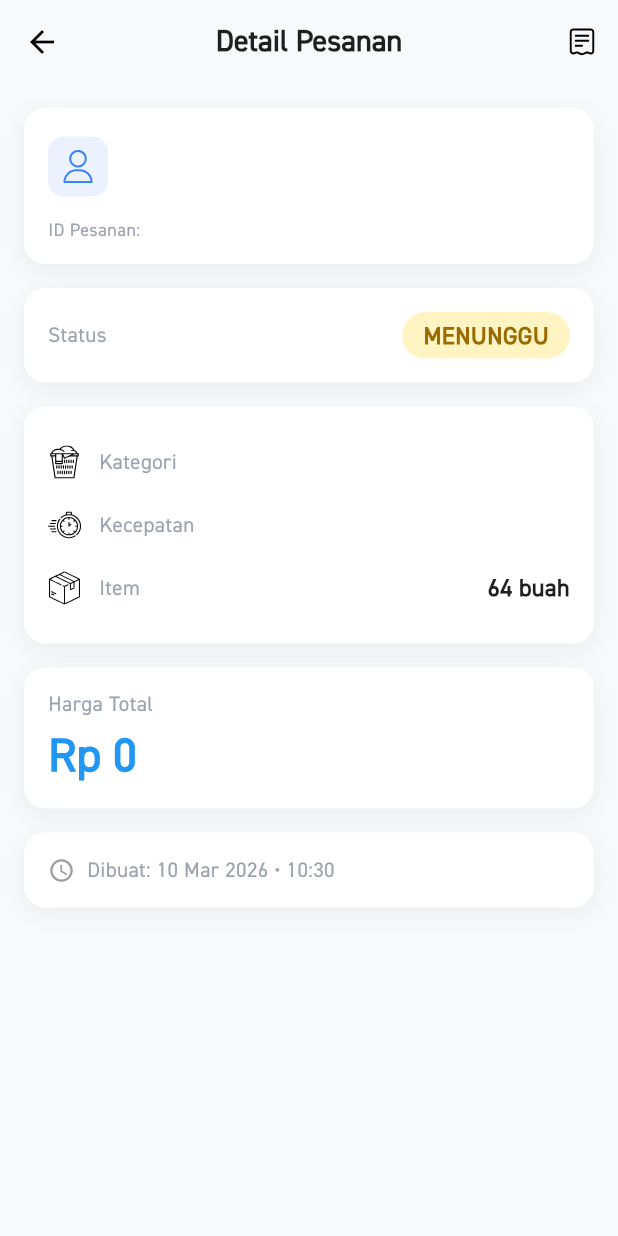
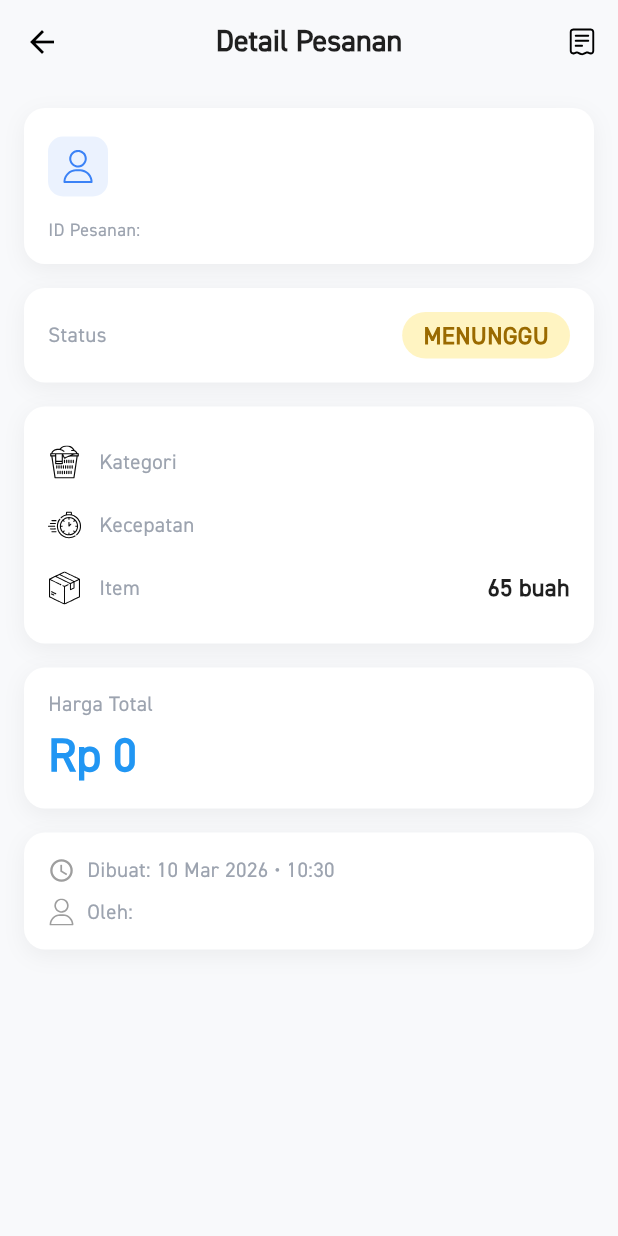
Before and after one commit to DoniiAdityaa/laundriin, a Flutter app: the OrderDetailScreen screen opened directly with empty values, on a phone screen of 412 x 824 dp. Run offline on Flutter 3.47's test engine with Material 3 defaults, Android fonts, the phone set to English and light mode, and no system bars; our stand-ins replace cached_network_image, cloud_firestore, device_info_plus, dio, firebase_auth, firebase_core and 11 more; missing offline and left inert: awesome_dio_interceptor, flutter_downloader, print_bluetooth_thermal; accounts and stored records are empty; generated files the repository leaves out were written again.

Commit message:
the end fitur add team clear all, fixed

```diff
--- a/lib/config/shop_config.dart
+++ b/lib/config/shop_config.dart
@@ -63,6 +63,9 @@
 }
 
 class ShopSettings {
+  /// ID pemilik toko (admin UID) - digunakan untuk query Firestore
+  static String shopOwnerId = '';
+
   /// Nama toko (dari Firestore) - Default: Cendana
   static String shopName = 'Cendana';
 
@@ -78,9 +81,14 @@
   /// Nama kasir (sama dengan owner, dari Firestore)
   static String get currentUserName => ownerName;
 
+  /// Nama user yang sedang login (admin = ownerName, staff = staff username)
+  static String currentUserDisplayName = 'Admin';
+
   /// Load shop settings dari Firestore /shop_information/{userId}
   static Future<void> loadFromFirestore(String userId) async {
     try {
+      shopOwnerId = userId;
+
       final doc = await FirebaseFirestore.instance
           .collection('users')
           .doc(userId)
--- a/lib/features/add_order/add_order_screen.dart
+++ b/lib/features/add_order/add_order_screen.dart
@@ -1,6 +1,5 @@
 import 'dart:async';
 import 'package:flutter/material.dart';
-import 'package:firebase_auth/firebase_auth.dart';
 import 'package:cloud_firestore/cloud_firestore.dart';
 import 'package:flutter_svg/svg.dart';
 import 'package:laundriin/ui/color.dart';
@@ -27,7 +26,7 @@
 
   // Firestore & Auth
   final FirebaseFirestore _firestore = FirebaseFirestore.instance;
-  final String _userId = FirebaseAuth.instance.currentUser?.uid ?? '';
+  String get _userId => ShopSettings.shopOwnerId;
 
   // Customer search state
   List<Map<String, dynamic>> _searchResults = [];
@@ -118,6 +117,7 @@
 
   Future<void> _searchCustomers(String query) async {
     try {
+      print('[SEARCH] Searching in shops/${_userId}/customers for "$query"');
       final snapshot = await _firestore
           .collection('shops')
           .doc(_userId)
@@ -522,6 +522,7 @@
         'notes': _notesC.text.trim().isEmpty ? null : _notesC.text.trim(),
         'status': 'pending',
         'createdAt': FieldValue.serverTimestamp(),
+        'createdByName': ShopSettings.currentUserDisplayName,
       };
 
       // Print order data for verification
--- a/lib/features/add_order/order_detail_screen.dart
+++ b/lib/features/add_order/order_detail_screen.dart
@@ -1,6 +1,5 @@
 import 'package:flutter/material.dart';
 import 'package:flutter_svg/flutter_svg.dart';
-import 'package:firebase_auth/firebase_auth.dart';
 import 'package:cloud_firestore/cloud_firestore.dart';
 import 'package:intl/intl.dart';
 import 'package:image_picker/image_picker.dart';
@@ -34,7 +33,7 @@
   late String _currentStatus;
 
   final FirebaseFirestore _firestore = FirebaseFirestore.instance;
-  final String _userId = FirebaseAuth.instance.currentUser?.uid ?? '';
+  String get _userId => ShopSettings.shopOwnerId;
   final CloudinaryService _cloudinaryService = CloudinaryService();
   bool _isUpdating = false;
 
@@ -550,14 +549,37 @@
 
             // ===== CREATED TIME =====
             _sectionCard(
-              child: Row(
+              child: Column(
                 children: [
-                  const Icon(Icons.access_time, size: 18, color: Colors.grey),
-                  const SizedBox(width: 8),
-                  Text(
-                    'Dibuat: $dateStr',
-                    style: sRegular.copyWith(color: textMuted),
-                  ),
+                  Row(
+                    children: [
+                      const Icon(Icons.access_time,
+                          size: 18, color: Colors.grey),
+                      const SizedBox(width: 8),
+                      Text(
+                        'Dibuat: $dateStr',
+                        style: sRegular.copyWith(color: textMuted),
+                      ),
+                    ],
+                  ),
+                  if (_orderData['createdByName'] != null) ...[
+                    const SizedBox(height: 10),
+                    Row(
+                      children: [
+                        SvgPicture.asset(
+                          'assets/svg/user.svg',
+                          width: 18,
+                          height: 18,
+                          color: Colors.grey,
+                        ),
+                        const SizedBox(width: 8),
+                        Text(
+                          'Oleh: ${_orderData['createdByName']}',
+                          style: sRegular.copyWith(color: textMuted),
+                        ),
+                      ],
+                    ),
+                  ],
                 ],
               ),
             ),
--- a/lib/features/home/home_screen.dart
+++ b/lib/features/home/home_screen.dart
@@ -20,9 +20,8 @@
   String get _shopName => ShopSettings.shopName;
 
   // Firebase
-  final FirebaseAuth _auth = FirebaseAuth.instance;
   final FirebaseFirestore _firestore = FirebaseFirestore.instance;
-  late String _userId;
+  String get _userId => ShopSettings.shopOwnerId;
 
   // Order counts
   int _todayOrdersCount = 0;
@@ -64,7 +63,6 @@
   @override
   void initState() {
     super.initState();
-    _userId = _auth.currentUser?.uid ?? '';
     _loadShopName();
     _setupRealtimeListeners();
     _setupIncomeListener();
--- a/lib/features/orders/orders_screen.dart
+++ b/lib/features/orders/orders_screen.dart
@@ -2,12 +2,12 @@
 
 import 'package:flutter/material.dart';
 import 'package:flutter_svg/svg.dart';
-import 'package:firebase_auth/firebase_auth.dart';
 import 'package:cloud_firestore/cloud_firestore.dart';
 import 'package:laundriin/features/add_order/order_detail_screen.dart';
 import 'package:laundriin/ui/color.dart';
 import 'package:laundriin/ui/shared_widget/order_card_screen.dart';
 import 'package:laundriin/ui/typography.dart';
+import 'package:laundriin/config/shop_config.dart';
 
 class OrdersScreen extends StatefulWidget {
   final String? initialStatus;
@@ -24,7 +24,7 @@
 
   // Firestore & Auth
   final FirebaseFirestore _firestore = FirebaseFirestore.instance;
-  final String _userId = FirebaseAuth.instance.currentUser?.uid ?? '';
+  String get _userId => ShopSettings.shopOwnerId;
 
   // Orders data
   List<Map<String, dynamic>> _allOrders = [];
--- a/lib/features/reports/widgets/income_trend_chart.dart
+++ b/lib/features/reports/widgets/income_trend_chart.dart
@@ -1,8 +1,8 @@
 import 'package:fl_chart/fl_chart.dart';
 import 'package:flutter/material.dart';
-import 'package:firebase_auth/firebase_auth.dart';
 import 'package:cloud_firestore/cloud_firestore.dart';
 import 'dart:async';
+import 'package:laundriin/config/shop_config.dart';
 
 class IncomeTrendChart extends StatefulWidget {
   final String period; // 'week' or 'month'
@@ -20,7 +20,7 @@
 
 class _IncomeTrendChartState extends State<IncomeTrendChart> {
   final FirebaseFirestore _firestore = FirebaseFirestore.instance;
-  final String _userId = FirebaseAuth.instance.currentUser?.uid ?? '';
+  String get _userId => ShopSettings.shopOwnerId;
 
   Map<int, int> _dailyIncome = {}; // day -> income
   StreamSubscription? _ordersSubscription;
--- a/lib/features/reports/widgets/service_distribution_chart.dart
+++ b/lib/features/reports/widgets/service_distribution_chart.dart
@@ -1,10 +1,10 @@
 import 'package:flutter/material.dart';
 import 'package:fl_chart/fl_chart.dart';
-import 'package:firebase_auth/firebase_auth.dart';
 import 'package:cloud_firestore/cloud_firestore.dart';
 import 'package:flutter_svg/svg.dart';
 import 'dart:async';
 import 'package:laundriin/ui/typography.dart';
+import 'package:laundriin/config/shop_config.dart';
 
 class ServiceDistributionChart extends StatefulWidget {
   final String period; // 'day', 'week' or 'month'
@@ -23,7 +23,7 @@
 
 class _ServiceDistributionChartState extends State<ServiceDistributionChart> {
   final FirebaseFirestore _firestore = FirebaseFirestore.instance;
-  final String _userId = FirebaseAuth.instance.currentUser?.uid ?? '';
+  String get _userId => ShopSettings.shopOwnerId;
 
   Map<String, int> _serviceCount = {};
   StreamSubscription? _ordersSubscription;
--- a/lib/features/settings/pricing_screen.dart
+++ b/lib/features/settings/pricing_screen.dart
@@ -1,11 +1,11 @@
 import 'package:flutter/material.dart';
-import 'package:firebase_auth/firebase_auth.dart';
 import 'package:cloud_firestore/cloud_firestore.dart';
 import 'package:flutter/services.dart';
 import 'package:flutter_svg/flutter_svg.dart';
 import 'package:laundriin/ui/color.dart';
 import 'package:laundriin/ui/typography.dart';
 import 'package:laundriin/utility/formatter/rupiah_formatter.dart';
+import 'package:laundriin/config/shop_config.dart';
 
 class PricingScreen extends StatefulWidget {
   const PricingScreen({super.key});
@@ -33,7 +33,7 @@
   bool _isLoading = false;
   List<Map<String, dynamic>> _nonKiloItems = [];
   final FirebaseFirestore _firestore = FirebaseFirestore.instance;
-  final String _userId = FirebaseAuth.instance.currentUser?.uid ?? '';
+  String get _userId => ShopSettings.shopOwnerId;
 
   // Helper function untuk parse rupiah format ke int
   int _parseRupiahToInt(String text) {
--- a/lib/features/settings/shop_information.dart
+++ b/lib/features/settings/shop_information.dart
@@ -1,5 +1,4 @@
 import 'package:flutter/material.dart';
-import 'package:firebase_auth/firebase_auth.dart';
 import 'package:cloud_firestore/cloud_firestore.dart';
 import 'package:flutter_svg/flutter_svg.dart';
 import 'package:laundriin/config/shop_config.dart';
@@ -21,7 +20,7 @@
 
   bool _isLoading = false;
   final FirebaseFirestore _firestore = FirebaseFirestore.instance;
-  final String _userId = FirebaseAuth.instance.currentUser?.uid ?? '';
+  String get _userId => ShopSettings.shopOwnerId;
 
   @override
   void initState() {
```
Also changed, not shown: lib/features/auth/login_screen.dart (+22 -0 lines), lib/features/reports/reports_screen.dart (+14 -2 lines), lib/main.dart (+9 -0 lines).
